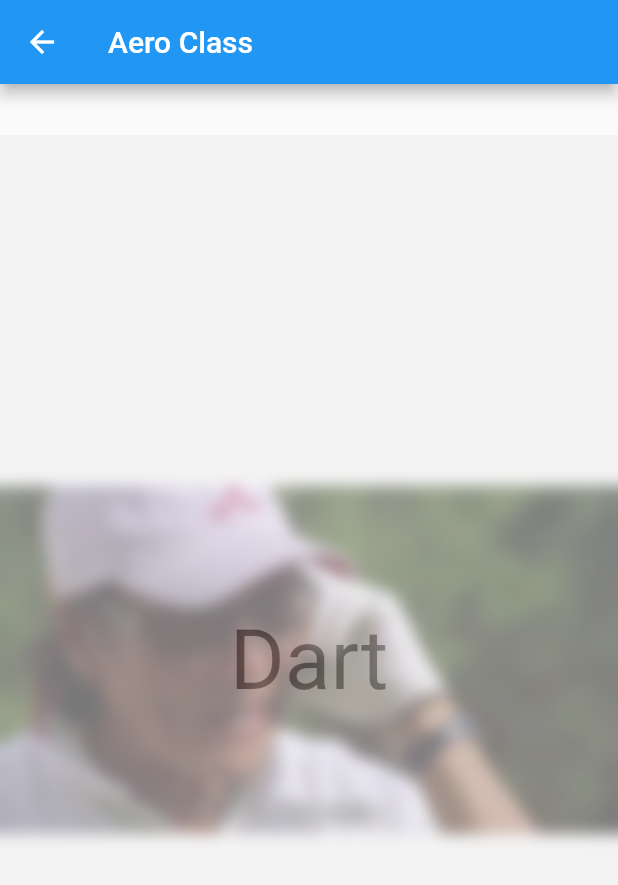
After one commit to no1harm/my_flutter_app, a Flutter app: the screen it shows after launch, after a tap on "毛玻璃效果", on a phone screen of 412 x 824 dp. The commit adds this screen. Shown: the top 885 px of the screen. Run offline on Flutter 3.47's test engine with Material 2 defaults, Android fonts, the phone set to English and light mode, and no system bars.

Commit message:
完成毛玻璃效果

```diff
--- /dev/null
+++ b/lib/aeroGlass.dart
@@ -0,0 +1,41 @@
+import 'dart:ui' as prefix0;
+
+import 'package:flutter/material.dart';
+
+class AeroClass extends StatelessWidget {
+  @override
+  Widget build(BuildContext context) {
+    return new Scaffold(
+      appBar: AppBar(title: Text('Aero Class'),),
+      body: new Stack(
+        children: <Widget>[
+           ConstrainedBox( //约束盒子组件，添加额外的限制条件到 child上。
+            constraints: const BoxConstraints.expand(), //限制条件，可扩展的。
+            child:Image.asset('images/40-0.jpg')
+          ),
+          Center(
+            child:ClipRect(
+              child: BackdropFilter(
+                filter: prefix0.ImageFilter.blur(sigmaX: 5.0,sigmaY: 5.0),
+                child: Opacity(
+                  opacity: 0.5,
+                  child: Container(
+                    width: 500.0,
+                    height: 700.0,
+                    decoration: BoxDecoration(color:Colors.grey.shade200),
+                    child: Center(
+                      child: Text(
+                        'Dart',
+                        style: Theme.of(context).textTheme.display3, //设置比较酷炫的字体
+                      ),
+                    ),
+                  ),
+                ),
+              ),
+            )
+          )
+        ],
+      )
+    );
+  }
+}
--- a/lib/main.dart
+++ b/lib/main.dart
@@ -6,6 +6,7 @@ import 'routerAnimation.dart';
 import 'routerAnimationScale.dart';
 import 'routerAnimationRotate.dart';
 import 'routerAnimationSlide.dart';
+import 'aeroGlass.dart';
 
 void main() => runApp(new MyApp());
 
@@ -79,6 +80,14 @@ class HomePage extends StatelessWidget {
                 )
               },
             ),
+            new CustomButton(
+              title:'毛玻璃效果',
+              onTap: () => {
+                Navigator.push(context,new  MaterialPageRoute(
+                  builder:(context) =>new AeroClass())
+                )
+              },
+            ),
           ],
         )
       )
```
